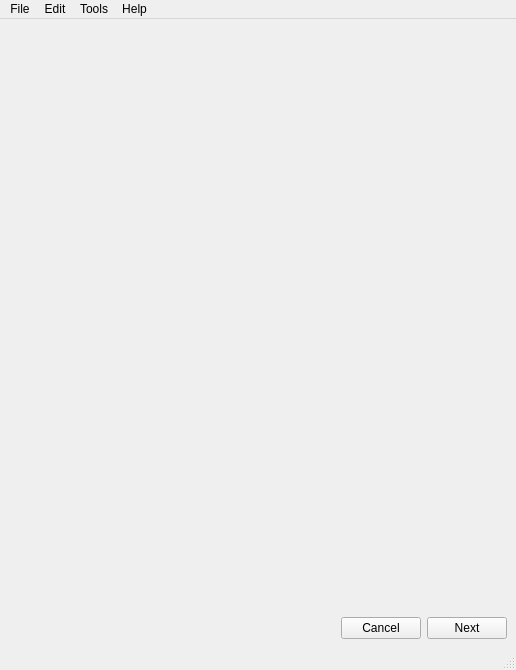
Qt form forms/MainWindow.ui (ThomasEscalle/WombatAutoRig) before a commit.
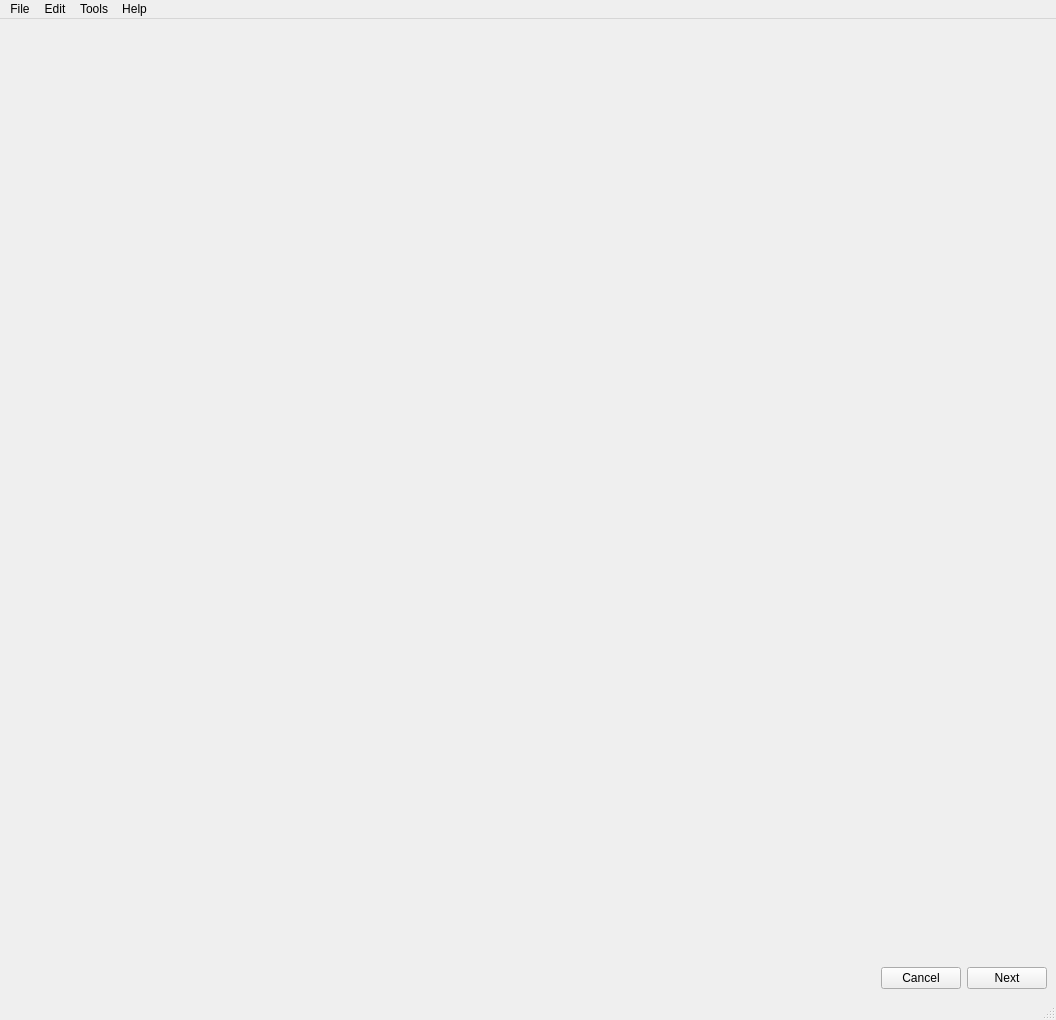
The same form after that commit.

Patch:
```diff
--- a/forms/MainWindow.ui
+++ b/forms/MainWindow.ui
@@ -6,8 +6,8 @@
    <rect>
     <x>0</x>
     <y>0</y>
-    <width>516</width>
-    <height>670</height>
+    <width>1056</width>
+    <height>1020</height>
    </rect>
   </property>
   <property name="windowTitle">
@@ -71,7 +71,7 @@
     <rect>
      <x>0</x>
      <y>0</y>
-     <width>516</width>
+     <width>1056</width>
      <height>29</height>
     </rect>
    </property>
```
Left out of the diff: 9 changed lines with no effect on the pictures.
